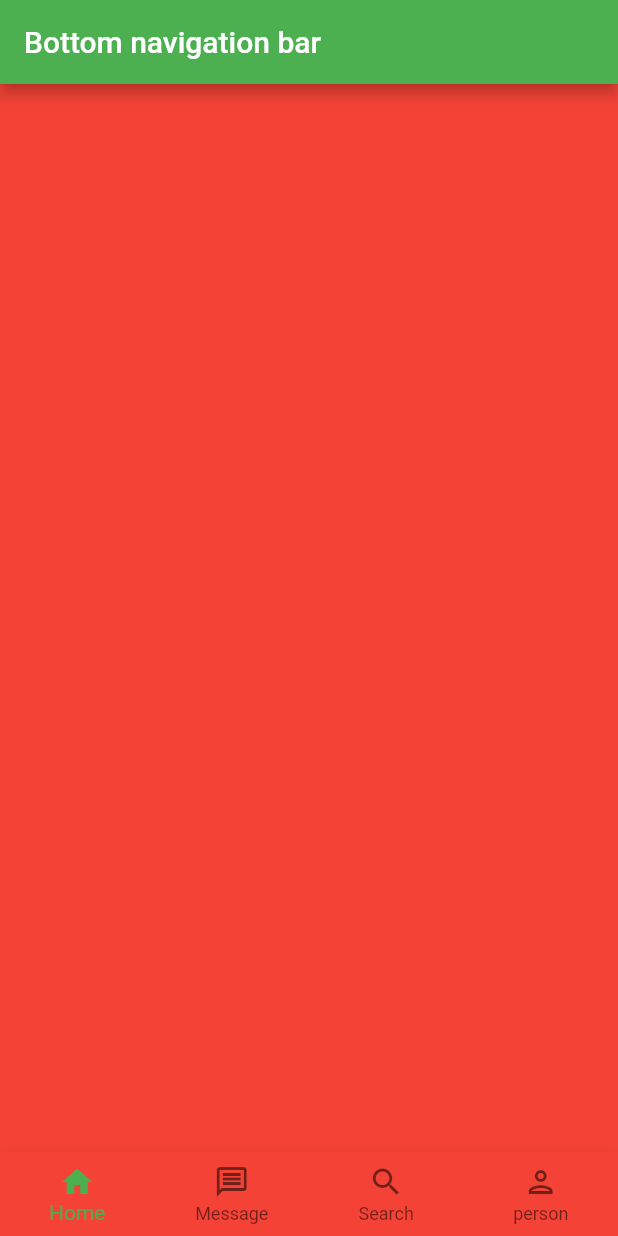
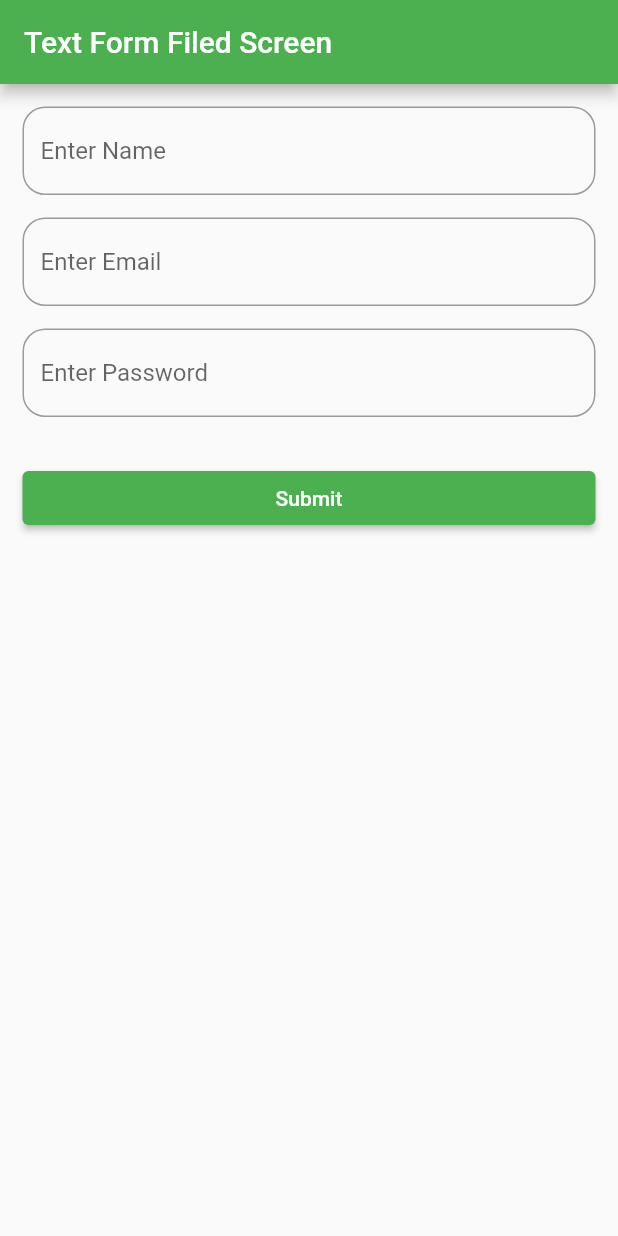
Before and after one commit to MohilThummar/five_to_seven, a Flutter app: the screen it shows after launch, on a phone screen of 412 x 824 dp. Run offline on Flutter 3.47's test engine with Material 2 defaults, Android fonts, the phone set to English and light mode, and no system bars; project files that could hold a hidden picture were left out.

Commit message:
text filed, form, RegEx

```diff
--- a/five_to_seven/lib/common/app_text_filed.dart
+++ b/five_to_seven/lib/common/app_text_filed.dart
@@ -6,6 +6,7 @@ class AppTextFiled extends StatelessWidget {
   final IconData? prefixIcon;
   final TextInputAction? textInputAction;
   final TextInputType? textInputType;
+  final String? Function(String?)? validator;
 
   const AppTextFiled({
     super.key,
@@ -14,14 +15,16 @@ class AppTextFiled extends StatelessWidget {
     this.prefixIcon,
     this.textInputAction,
     this.textInputType,
+    this.validator,
   });
 
   @override
   Widget build(BuildContext context) {
-    return TextField(
+    return TextFormField(
       controller: controller,
       textInputAction: textInputAction ?? TextInputAction.next,
       keyboardType: textInputType ?? TextInputType.text,
+      validator: validator,
       decoration: InputDecoration(
         hintText: hintText ?? "",
         prefixIcon: Icon(prefixIcon!),
--- a/five_to_seven/lib/main.dart
+++ b/five_to_seven/lib/main.dart
@@ -1,5 +1,6 @@
-import 'package:five_to_seven/bottom_view/bottom_bar_screen.dart';
 import 'package:flutter/material.dart';
+
+import 'view_widget/text_form_filed_screen.dart';
 
 void main() {
   runApp(const MyApp());
@@ -16,10 +17,59 @@ class MyApp extends StatelessWidget {
       theme: ThemeData(
         primarySwatch: Colors.green,
       ),
-      home: const BottomBarScreen(),
+      // initialRoute: RoutesName.initialRoute,
+      // routes: AppRoutes().appRoutes,
+      home: const TextFormFiledScreen(),
     );
   }
 }
+
+// Stateless Widget
+// Stateful Widget
+// Material App
+// Cupertino App
+
+// Scaffold
+// Container
+// SafeArea
+// Column
+// Row
+// Text (Font Family)
+// Icon
+// Image (Assets, Network)
+// AppBar
+// Drawer
+// EndDrawer
+// Padding
+// Align
+// Center
+// ClipRect
+// ClipRRect
+// ClipOvel
+// SizedBox
+// Expanded
+// Flexible
+// Stack
+// Positioned
+// Divider
+// Spacer
+// RichText
+// TabBar
+
+// SingleChildScrollView
+// Listview
+// ListTile
+
+// Common Widget
+// GitHub
+
+// Listview Builder
+// Listview Separated
+// GridView Builer (Sliver fix count, Sliver max extent)
+// GridView Count
+// GridView Extent
+
+// Map view
 
 // TextField
 
@@ -43,10 +93,9 @@ class MyApp extends StatelessWidget {
 
 // Navigation
 
-/// Form
+// Form
 
 /// Plugins
-/// RangeSlider
 
 /// MediaQuery
 /// Project Structure
@@ -60,5 +109,3 @@ class MyApp extends StatelessWidget {
 /// BottomSheet
 /// SnackBar
 /// Toast message
-
-/// Map view
--- /dev/null
+++ b/five_to_seven/lib/routes/app_routes.dart
@@ -0,0 +1,14 @@
+import 'package:five_to_seven/routes/routes_name.dart';
+import 'package:flutter/material.dart';
+
+import '../view/first_view.dart';
+import '../view/second_view.dart';
+import '../view/third_view.dart';
+
+class AppRoutes {
+  Map<String, Widget Function(BuildContext)> appRoutes = {
+    RoutesName.initialRoute: (context) => const FirstView(),
+    RoutesName.secondView: (context) => const SecondView(),
+    RoutesName.thirdView: (context) => const ThirdView(),
+  };
+}
--- /dev/null
+++ b/five_to_seven/lib/routes/routes_name.dart
@@ -0,0 +1,5 @@
+class RoutesName {
+  static const String initialRoute = '/';
+  static const String secondView = '/secondView';
+  static const String thirdView = '/thirdView';
+}
--- /dev/null
+++ b/five_to_seven/lib/view_widget/text_form_filed_screen.dart
@@ -0,0 +1,92 @@
+import 'package:flutter/material.dart';
+
+class TextFormFiledScreen extends StatefulWidget {
+  const TextFormFiledScreen({super.key});
+
+  @override
+  State<TextFormFiledScreen> createState() => _TextFormFiledScreenState();
+}
+
+class _TextFormFiledScreenState extends State<TextFormFiledScreen> {
+  TextEditingController nameController = TextEditingController();
+  TextEditingController emailController = TextEditingController();
+  TextEditingController passwordController = TextEditingController();
+
+  GlobalKey<FormState> formKey = GlobalKey<FormState>();
+
+  @override
+  Widget build(BuildContext context) {
+    return Scaffold(
+      appBar: AppBar(
+        title: const Text("Text Form Filed Screen"),
+      ),
+      body: Form(
+        key: formKey,
+        child: ListView(
+          padding: const EdgeInsets.all(15),
+          children: [
+            TextFormField(
+              controller: nameController,
+              textInputAction: TextInputAction.next,
+              keyboardType: TextInputType.name,
+              validator: (value) {
+                if (value!.isEmpty) {
+                  return "Please enter name.";
+                }
+                return null;
+              },
+              decoration: InputDecoration(
+                hintText: "Enter Name",
+                border: OutlineInputBorder(borderRadius: BorderRadius.circular(15)),
+              ),
+            ),
+            const SizedBox(height: 15),
+            TextFormField(
+              controller: emailController,
+              textInputAction: TextInputAction.next,
+              keyboardType: TextInputType.emailAddress,
+              validator: (value) {
+                // if(!RegExp(r'^\s*(?:\+?(\d{1,3}))?[-. (]*(\d{3})[-. )]*(\d{3})[-. ]*(\d{4})(?: *x(\d+))?\s*$').hasMatch(value))
+                if (!RegExp(r"^[a-zA-Z0-9.a-zA-Z0-9!#$%&'*+-/=?^_`{|}~]+@[a-zA-Z0-9]+\.[a-zA-Z]+").hasMatch(value!)) {
+                  return "Please enter right email";
+                }
+                return null;
+              },
+              decoration: InputDecoration(
+                hintText: "Enter Email",
+                border: OutlineInputBorder(borderRadius: BorderRadius.circular(15)),
+              ),
+            ),
+            const SizedBox(height: 15),
+            TextFormField(
+              controller: passwordController,
+              textInputAction: TextInputAction.done,
+              keyboardType: TextInputType.visiblePassword,
+              validator: (value) {
+                if (value != "123456") {
+                  return "Please enter right password";
+                }
+                return null;
+              },
+              decoration: InputDecoration(
+                hintText: "Enter Password",
+                border: OutlineInputBorder(borderRadius: BorderRadius.circular(15)),
+              ),
+            ),
+            const SizedBox(height: 30),
+            ElevatedButton(
+              onPressed: () {
+                if (formKey.currentState!.validate()) {
+                  debugPrint("Is valid");
+                } else {
+                  debugPrint("Is not valid");
+                }
+              },
+              child: const Text("Submit"),
+            ),
+          ],
+        ),
+      ),
+    );
+  }
+}
```
Also changed, not shown: five_to_seven/lib/view/first_view.dart (+13 -7 lines), five_to_seven/lib/view_widget/text_filed_screen.dart (+14 -1 lines), 1 other file.
